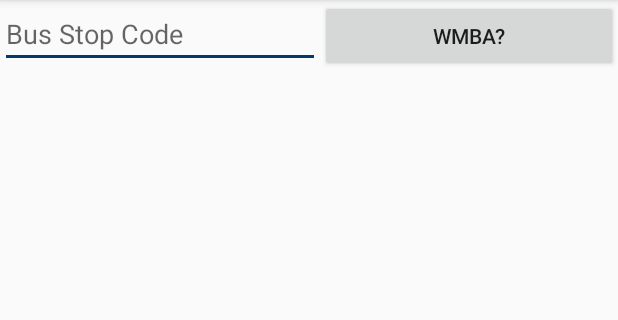
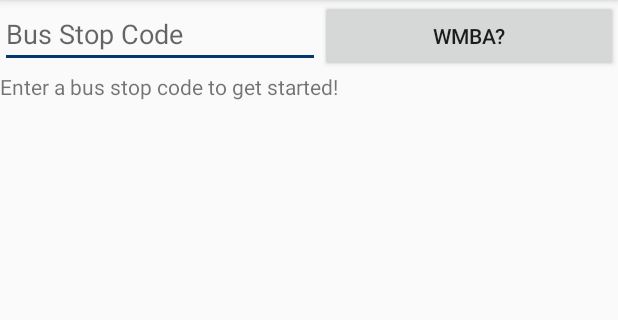
Before and after one commit to lwreaper/WhereMyBusAh, an Android app: the screen it shows after launch (MainActivity), on a phone screen of 412 x 824 dp, the part 84-404 px from its top. Run offline under Robolectric (Android 15) with nearby library versions, the phone set to English and light mode, and no system bars.

Commit message:
Some visual changes

```diff
--- a/app/src/main/java/com/nabil/wheremybusah/BusApiHandlers.java
+++ b/app/src/main/java/com/nabil/wheremybusah/BusApiHandlers.java
@@ -2,6 +2,7 @@ package com.nabil.wheremybusah;
 
 import android.app.Activity;
 import android.os.AsyncTask;
+import android.view.View;
 import android.widget.TextView;
 import android.widget.Toast;
 
@@ -68,6 +69,8 @@ public class BusApiHandlers {
         // After getting data
         @Override
         protected void onPostExecute(JSONArray jsonArray) {
+            activity.findViewById(R.id.enter_bus_stop_code_text).setVisibility(View.INVISIBLE);
+
             if(jsonArray != null && jsonArray.length() > 0){
                 Toast.makeText(activity.getApplicationContext(), "DONE!", Toast.LENGTH_SHORT).show();
 
--- a/app/src/main/java/com/nabil/wheremybusah/MainActivity.java
+++ b/app/src/main/java/com/nabil/wheremybusah/MainActivity.java
@@ -27,6 +27,7 @@ public class MainActivity extends AppCompatActivity {
     EditText busStopInput;
     ListView listView;
     Button button;
+    TextView enterBusStopCodeText;
     BusApiHandlers i = new BusApiHandlers(MainActivity.this);
 
 
@@ -35,6 +36,7 @@ public class MainActivity extends AppCompatActivity {
         super.onCreate(savedInstanceState);
         setContentView(R.layout.activity_main);
 
+        enterBusStopCodeText = findViewById(R.id.enter_bus_stop_code_text);
         busStopInput = findViewById(R.id.busStopInput);
         button = findViewById(R.id.busStopButton);
         listView = findViewById(R.id.list_item);
--- a/app/src/main/res/layout/activity_main.xml
+++ b/app/src/main/res/layout/activity_main.xml
@@ -28,9 +28,21 @@
             android:text="@string/button_text" />
     </LinearLayout>
 
-    <ListView
-        android:id="@+id/list_item"
+    <FrameLayout
         android:layout_width="match_parent"
-        android:layout_height="match_parent" />
+        android:layout_height="match_parent">
+
+        <TextView
+            android:id="@+id/enter_bus_stop_code_text"
+            android:layout_width="match_parent"
+            android:layout_height="wrap_content"
+            android:text="@string/enter_code_text" />
+
+        <ListView
+            android:id="@+id/list_item"
+            android:layout_width="match_parent"
+            android:layout_height="match_parent" />
+
+    </FrameLayout>
 
 </LinearLayout>
--- a/app/src/main/res/values/strings.xml
+++ b/app/src/main/res/values/strings.xml
@@ -1,4 +1,5 @@
 <resources>
     <string name="app_name">WhereMyBusAh</string>
+    <string name="enter_code_text">Enter a bus stop code to get started!</string>
     <string name="button_text">WMBA?</string>
 </resources>
```
